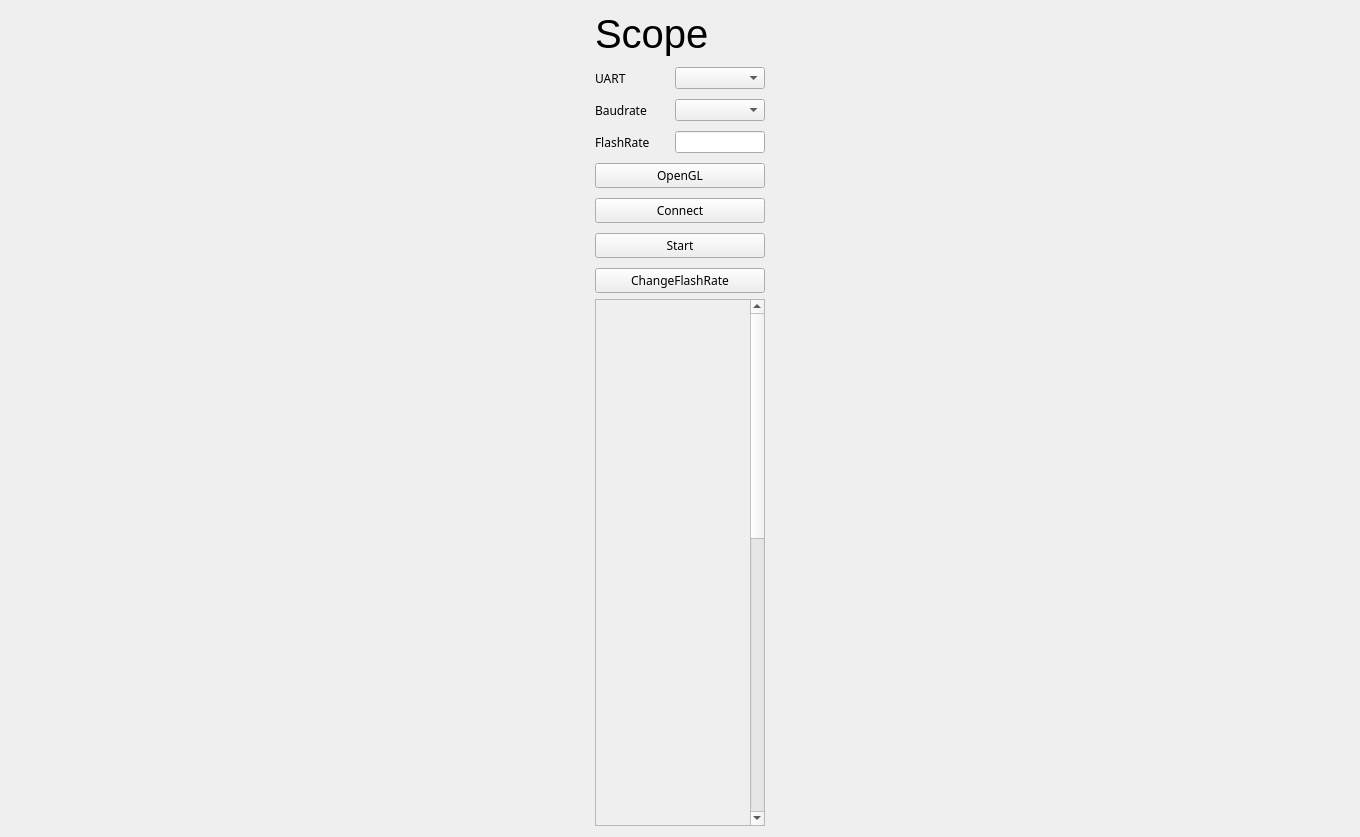
Old version of the form mainwindow.ui in the repository cay125/SerialChart.
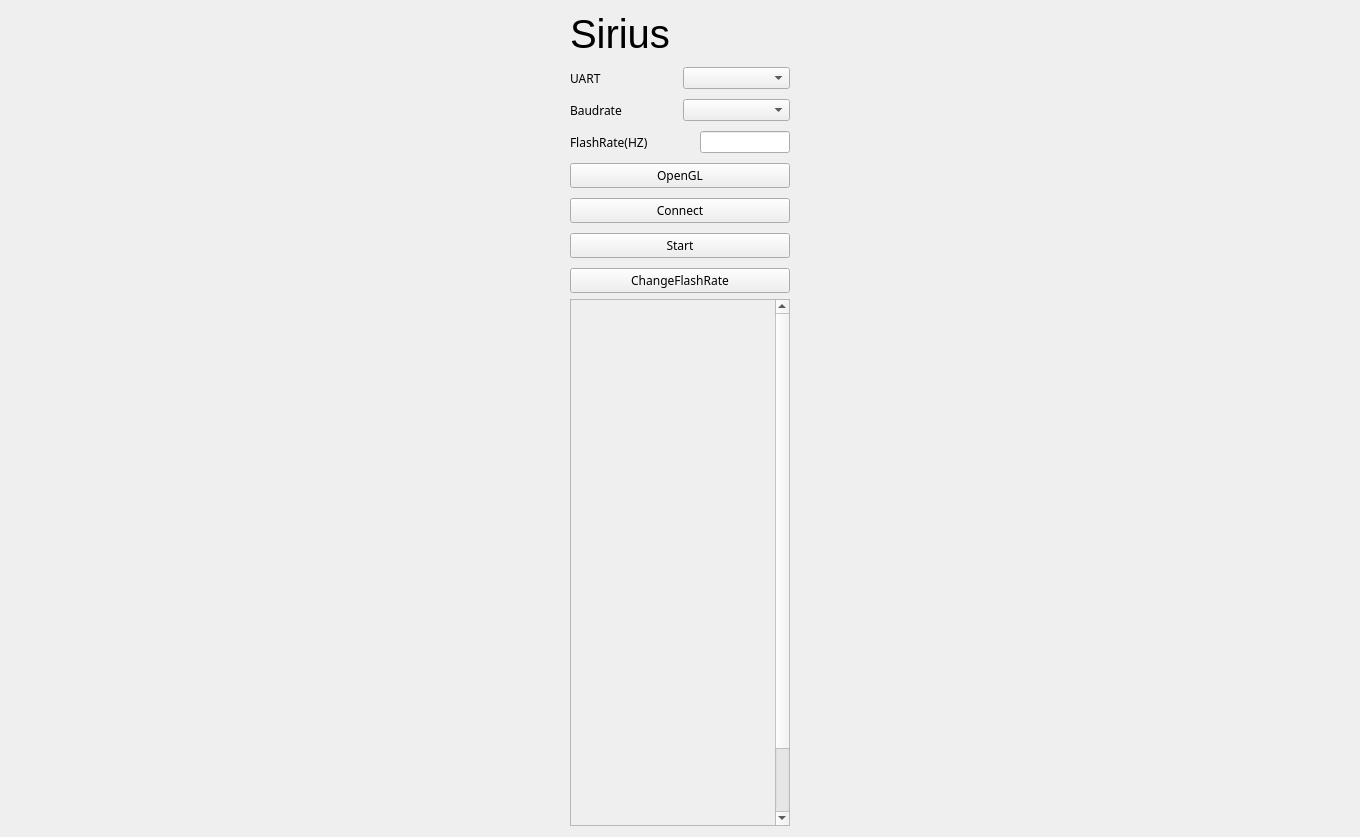
New version of the form.

Diff of the .ui file:
```diff
--- a/mainwindow.ui
+++ b/mainwindow.ui
@@ -31,7 +31,7 @@
            </font>
           </property>
           <property name="text">
-           <string>Scope</string>
+           <string>Sirius</string>
           </property>
          </widget>
         </item>
@@ -121,7 +121,7 @@
              </font>
             </property>
             <property name="text">
-             <string>FlashRate</string>
+             <string>FlashRate(HZ)</string>
             </property>
            </widget>
           </item>
@@ -159,7 +159,7 @@
           </property>
           <property name="maximumSize">
            <size>
-            <width>170</width>
+            <width>16777215</width>
             <height>16777215</height>
            </size>
           </property>
@@ -177,7 +177,7 @@
          <widget class="QPushButton" name="btnConnect">
           <property name="maximumSize">
            <size>
-            <width>170</width>
+            <width>16777215</width>
             <height>16777215</height>
            </size>
           </property>
@@ -195,7 +195,7 @@
          <widget class="QPushButton" name="btnStart">
           <property name="maximumSize">
            <size>
-            <width>170</width>
+            <width>16777215</width>
             <height>16777215</height>
            </size>
           </property>
@@ -219,7 +219,7 @@
          <widget class="QPushButton" name="btnFlash">
           <property name="maximumSize">
            <size>
-            <width>170</width>
+            <width>16777215</width>
             <height>16777215</height>
            </size>
           </property>
@@ -245,7 +245,7 @@
         </property>
         <property name="maximumSize">
          <size>
-          <width>170</width>
+          <width>220</width>
           <height>16777215</height>
          </size>
         </property>
@@ -256,15 +256,15 @@
          <property name="geometry">
           <rect>
            <x>0</x>
-           <y>-641</y>
-           <width>151</width>
-           <height>1160</height>
+           <y>0</y>
+           <width>197</width>
+           <height>600</height>
           </rect>
          </property>
          <property name="minimumSize">
           <size>
            <width>0</width>
-           <height>1160</height>
+           <height>600</height>
           </size>
          </property>
          <widget class="QWidget" name="verticalLayoutWidget_2">
@@ -272,7 +272,7 @@
            <rect>
             <x>10</x>
             <y>9</y>
-            <width>61</width>
+            <width>101</width>
             <height>1141</height>
            </rect>
           </property>
@@ -281,9 +281,9 @@
          <widget class="QWidget" name="verticalLayoutWidget_3">
           <property name="geometry">
            <rect>
-            <x>80</x>
+            <x>120</x>
             <y>10</y>
-            <width>101</width>
+            <width>71</width>
             <height>1141</height>
            </rect>
           </property>
```
